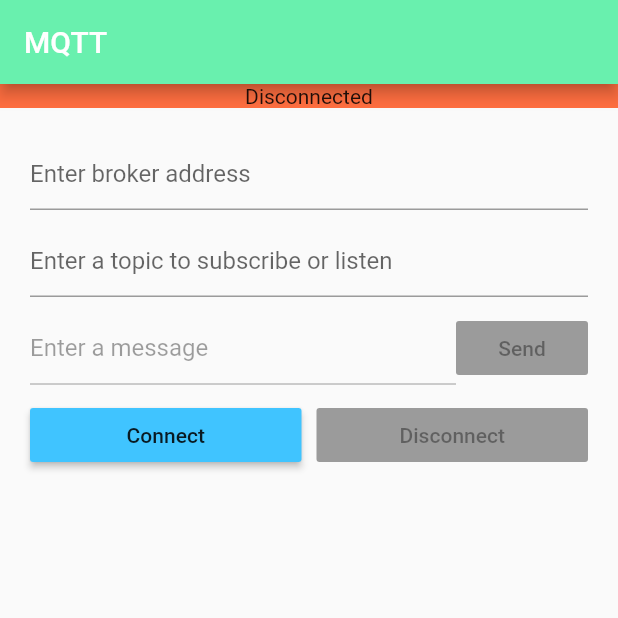
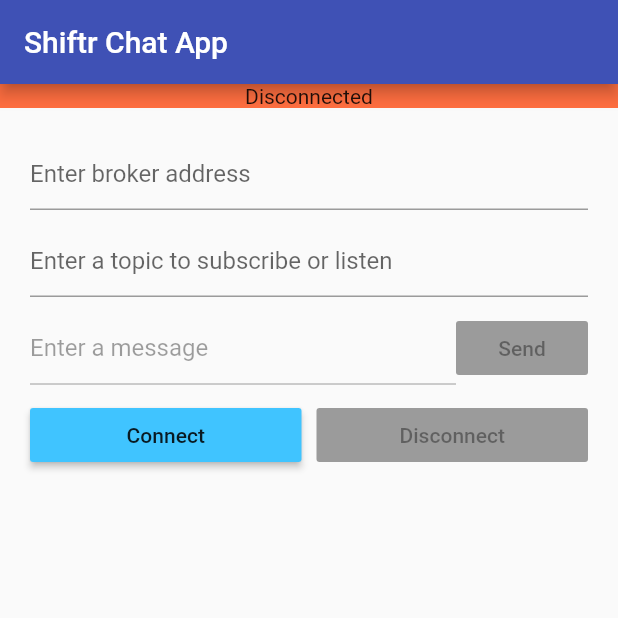
Before and after one commit to akram-mohammad/shiftr_flutter_chat_app, a Flutter app: the screen it shows after launch, on a phone screen of 412 x 824 dp, the top half of it. Run offline on Flutter 3.47's test engine with Material 2 defaults, Android fonts, the phone set to English and light mode, and no system bars; missing offline and left inert: mqtt_client.

```diff
--- a/lib/ui/chat_screen.dart
+++ b/lib/ui/chat_screen.dart
@@ -31,16 +31,13 @@ class _MQTTViewState extends State<MQTTView> {
     final MessageProvider appState = Provider.of<MessageProvider>(context);
     // Keep a reference to the app state.
     currentAppState = appState;
-    final Scaffold scaffold =
-        Scaffold(appBar: _buildAppBar(context), body: _buildColumn());
+    final Scaffold scaffold = Scaffold(
+        appBar: AppBar(
+          title: Text('Shiftr Chat App'),
+          backgroundColor: Colors.indigo,
+        ),
+        body: _buildColumn());
     return scaffold;
-  }
-
-  Widget _buildAppBar(BuildContext context) {
-    return AppBar(
-      title: const Text('MQTT'),
-      backgroundColor: Colors.greenAccent,
-    );
   }
 
   Widget _buildColumn() {
```
